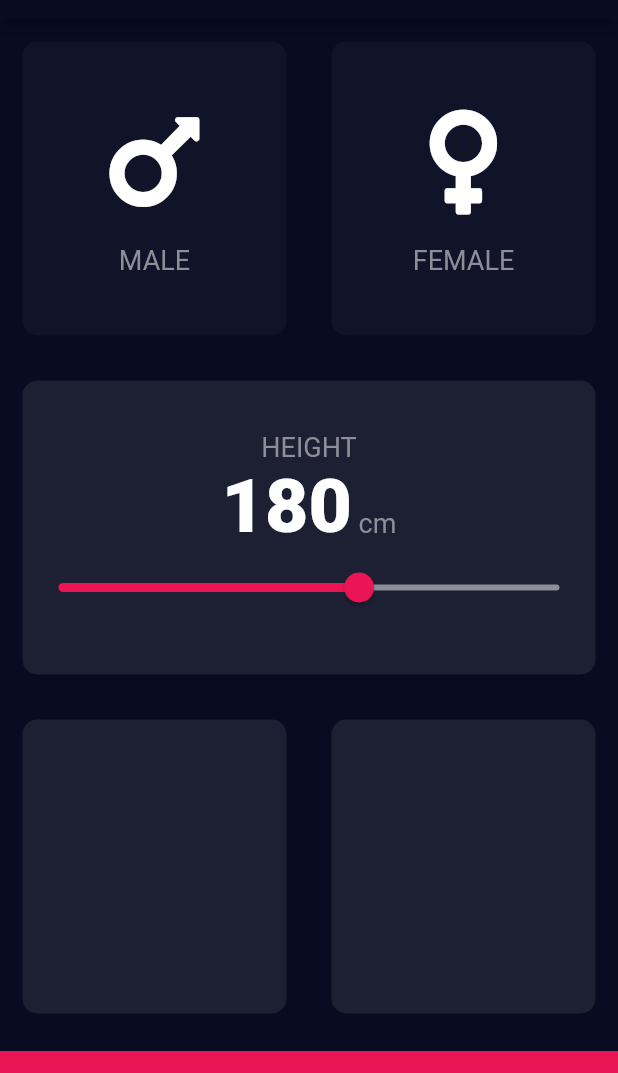
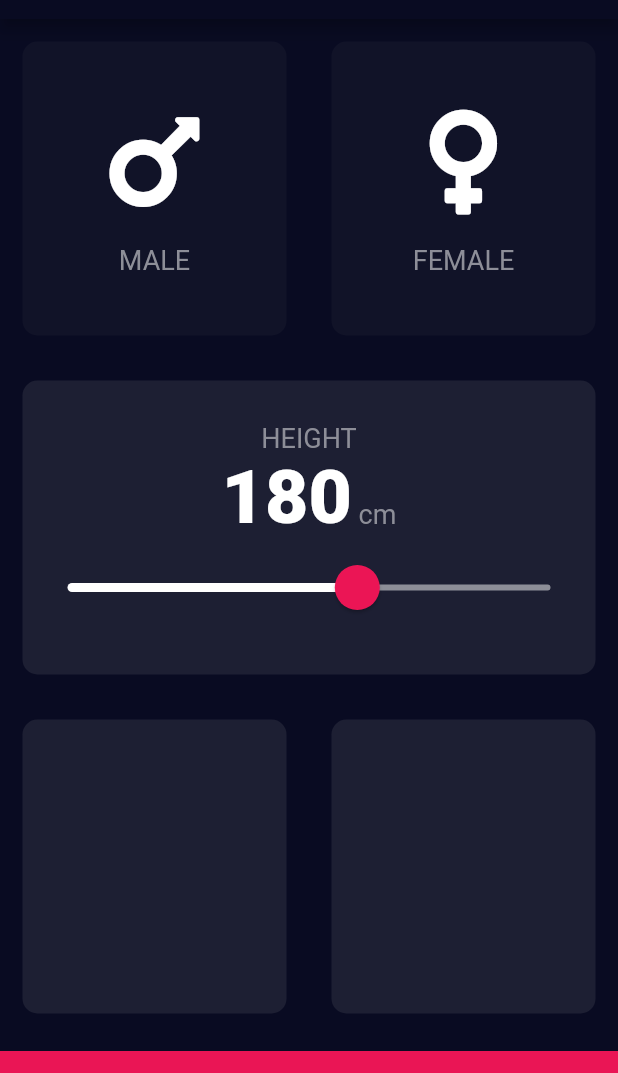
Before and after one commit to FrancaTM/bmi-calc, a Flutter app: the screen it shows after launch, on a phone screen of 412 x 824 dp, the part 65-1138 px from its top. Run offline on Flutter 3.47's test engine with Material 2 defaults, Android fonts, the phone set to English and light mode, and no system bars; our stand-ins replace font_awesome_flutter.

Commit message:
change slider theme

```diff
--- a/lib/input_page.dart
+++ b/lib/input_page.dart
@@ -85,18 +85,28 @@ class _InputPageState extends State<InputPage> {
                       ),
                     ],
                   ),
-                  Slider(
+                  SliderTheme(
+                    data: SliderTheme.of(context).copyWith(
+                      inactiveTrackColor: Color(0xFF8D8E98),
+                      activeTrackColor: Colors.white,
+                      thumbColor: Color(0xFFEB1555),
+                      overlayColor: Color(0x1FEB1555),
+                      thumbShape:
+                          RoundSliderThumbShape(enabledThumbRadius: 15.0),
+                      overlayShape:
+                          RoundSliderOverlayShape(overlayRadius: 30.0),
+                    ),
+                    child: Slider(
                       value: height.toDouble(),
                       // TODO: refactor to constants
                       min: 120.0,
                       max: 220.0,
-                    activeColor: Color(0xFFEB1555),
-                    inactiveColor: Color(0xFF8D8E98),
                       onChanged: (double newValue) {
                         setState(() {
                           height = newValue.round();
                         });
                       },
+                    ),
                   ),
                 ],
               ),
```
Lines whose indentation alone changed are shown as unchanged.
